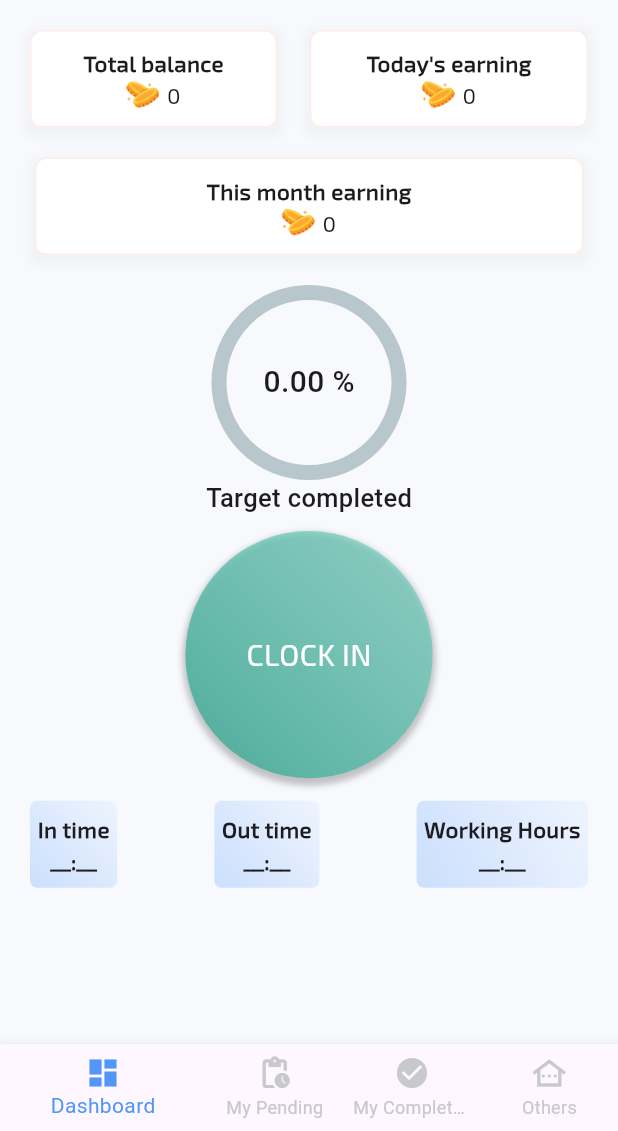
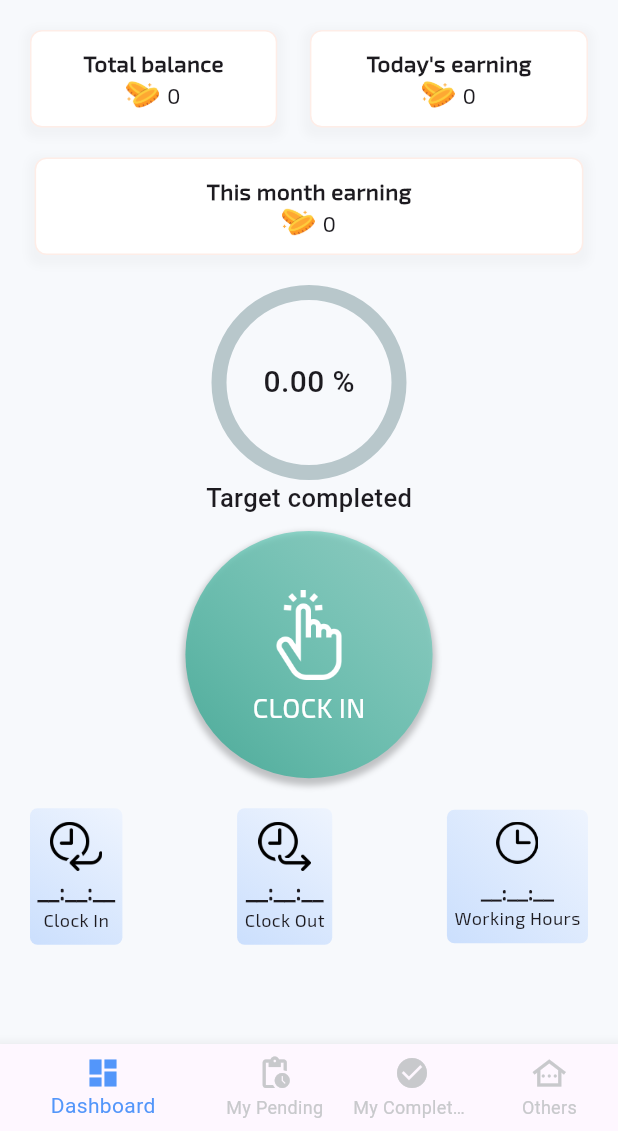
Before and after one commit to BurhanArif2611/vahan-cleaner, a Flutter app: the HomeScreen screen opened by its route, on a phone screen of 412 x 824 dp, the part 105-1236 px from its top. Run offline on Flutter 3.47's test engine with Material 3 defaults, Android fonts, the light colour scheme and no system bars; drawn by our look-alikes of percent_indicator; our stand-ins replace flutter_image_compress, flutter_screenutil, form_field_validator, geolocator, get, get_storage and 1 more; accounts and stored records are empty; network calls fail.

Commit message:
Set the attendance data and Improve the UI on dashboard page.

```diff
--- a/lib/screen/home_page/home_page_screen.dart
+++ b/lib/screen/home_page/home_page_screen.dart
@@ -5,8 +5,10 @@ import '../../get_controller_builder.dart';
 import '../../models/view_pending_subscription_response.dart';
 import '../../utils/colors.dart';
 import '../../utils/font_family.dart';
+import '../../utils/snackbar.dart';
 import '../../widget/common_app_bar.dart';
 import 'home_page_widget/dashboard_screen/dashboard_screen.dart';
+import 'home_page_widget/dashboard_screen/dashboard_screen_controller.dart';
 import 'home_page_widget/other_subscription_screen/other_subscription_screen.dart';
 import 'home_page_widget/pending_subscription_screen/pending_subscription_controller.dart';
 import 'home_page_widget/complete_subscription_screen/complete_subscription_screen.dart';
@@ -20,6 +22,7 @@ class HomeScreen extends StatefulWidget {
 }
 
 class _HomeScreenState extends State<HomeScreen> {
+  DashBoardScreenController dashBoardScreenController = Get.put(DashBoardScreenController());
   int selectedIndex = 0;
 
   /// List of screens for each bottom navigation bar item
@@ -48,7 +51,11 @@ class _HomeScreenState extends State<HomeScreen> {
       appBar: PreferredSize(
           preferredSize: const Size.fromHeight(70.0),
           child: CustomAppBar(isBack: false)),
-      bottomNavigationBar: BottomNavigationBar(
+      bottomNavigationBar: GetBuilder(
+          init: dashBoardScreenController,
+          id: GetXControllerBuilders.dashBoardScreenController,
+          builder: (controller) {
+          return BottomNavigationBar(
             items: const <BottomNavigationBarItem>[
               BottomNavigationBarItem(
                 icon: Icon(Icons.dashboard),
@@ -78,7 +85,15 @@ class _HomeScreenState extends State<HomeScreen> {
             selectedItemColor:  AppColor.primary,
             unselectedItemColor:  AppColor.neutral_500,
             backgroundColor: AppColor.orange_300,
-        onTap: onItemTapped,
+            onTap: (index) {
+              if(controller.clockInTime.isNotEmpty) {
+                  onItemTapped(index);
+                } else {
+                setSnackBar("Clock in first to proceed.", context, false);
+              }
+              },
+          );
+        }
       ),
       body: screens[selectedIndex],
     );
--- a/lib/screen/home_page/home_page_widget/dashboard_screen/dashboard_screen.dart
+++ b/lib/screen/home_page/home_page_widget/dashboard_screen/dashboard_screen.dart
@@ -1,6 +1,4 @@
-import 'package:flutter/cupertino.dart';
 import 'package:flutter/material.dart';
-import 'package:flutter/widgets.dart';
 import 'package:get/get.dart';
 import 'package:percent_indicator/circular_percent_indicator.dart';
 import 'package:vahan_cleaner/screen/home_page/home_page_widget/dashboard_screen/dashboard_screen_controller.dart';
@@ -17,7 +15,6 @@ class DashBoardScreen extends StatefulWidget {
 }
 
 class _DashBoardScreenState extends State<DashBoardScreen> {
-
   DashBoardScreenController dashBoardScreenController = Get.put(DashBoardScreenController());
 
   @override
@@ -246,7 +243,9 @@ class _DashBoardScreenState extends State<DashBoardScreen> {
                         children: [
                           GestureDetector(
                             onTap: () {
-                              controller.clockINOut(context);
+                              controller.workingHr.isNotEmpty && controller.clockOutTime.isNotEmpty
+                              ? {}
+                              : controller.clockINOut(context);
                             },
                             child: Container(
                               width: MediaQuery.of(context).size.width * 0.4,
@@ -256,7 +255,10 @@ class _DashBoardScreenState extends State<DashBoardScreen> {
                                 gradient: LinearGradient(
                                   begin: Alignment.topRight,
                                   end: Alignment.bottomLeft,
-                                  colors: !controller.isMark
+                                  colors: controller.workingHr.isNotEmpty
+                                      ? [AppColor.neutral_400.withOpacity(0.5),
+                                         AppColor.neutral_500]
+                                      : controller.clockInTime.isEmpty
                                       ? [AppColor.green_400.withOpacity(0.5),
                                          AppColor.green_500]
                                       : [AppColor.red_400.withOpacity(0.5),
@@ -271,21 +273,32 @@ class _DashBoardScreenState extends State<DashBoardScreen> {
                                   ),
                                 ],
                               ),
-                              child: Center(
-                                child: Text(!controller.isMark ? "CLOCK IN" : "CLOCK OUT",
+                              child: Column(
+                                mainAxisAlignment: MainAxisAlignment.center,
+                                children: [
+                                  Image.asset("Assets/Images/click.png",
+                                    height: 70,
+                                    width: 60,
+                                    color: AppColor.neutral_100,
+                                    errorBuilder: (context, error, stackTrace) {
+                                      return const Center(child: Icon(Icons.error_outline, color: AppColor.red, size: 25));
+                                    },
+                                  ),
+                                  Text(controller.workingHr.isNotEmpty ? "CLOCK" : controller.clockInTime.isEmpty ?"CLOCK IN" : "CLOCK OUT",
                                   style: TextStyle(
                                     color: AppColor.neutral_100,
                                     fontFamily: FontFamily.fontFamily,
-                                  fontSize: 20,
+                                    fontSize: 18,
                                     fontWeight: FontWeight.w500
                                   ),
                                   ),
+                                ],
                               ),
                             ),
                           ),
                         ],
                       ),
-                      const SizedBox(height: 15),
+                      const SizedBox(height: 20),
                       Row(
                         mainAxisAlignment: MainAxisAlignment.spaceBetween,
                         children: [
@@ -304,16 +317,20 @@ class _DashBoardScreenState extends State<DashBoardScreen> {
                             ),
                             child: Column(
                               children: [
-                                Text("In time",
+                                Image.asset("Assets/Images/clockIn.png",
+                                  height: 35,
+                                  width: 35,
+                                ),
+                                Text(controller.clockInTime.isNotEmpty ? controller.clockInTime : "__:__:__",
                                   style: TextStyle(
-                                      fontSize: 15,
+                                      fontSize: 16,
                                       fontWeight: FontWeight.w700,
                                       fontFamily: FontFamily.fontFamily),
                                 ),
-                                Text("__:__",
+                                Text("Clock In",
                                   style: TextStyle(
-                                      fontSize: 15,
-                                      fontWeight: FontWeight.w700,
+                                      fontSize: 12,
+                                      fontWeight: FontWeight.w500,
                                       fontFamily: FontFamily.fontFamily),
                                 ),
                               ],
@@ -334,16 +351,20 @@ class _DashBoardScreenState extends State<DashBoardScreen> {
                             ),
                             child: Column(
                               children: [
-                                Text("Out time",
+                                Image.asset("Assets/Images/clockOut.png",
+                                  height: 35,
+                                  width: 35,
+                                ),
+                                Text(controller.clockOutTime.isNotEmpty ? controller.clockOutTime : "__:__:__",
                                   style: TextStyle(
-                                      fontSize: 15,
+                                      fontSize: 16,
                                       fontWeight: FontWeight.w700,
                                       fontFamily: FontFamily.fontFamily),
                                 ),
-                                Text("__:__",
+                                Text("Clock Out",
                                   style: TextStyle(
-                                      fontSize: 15,
-                                      fontWeight: FontWeight.w700,
+                                      fontSize: 12,
+                                      fontWeight: FontWeight.w500,
                                       fontFamily: FontFamily.fontFamily),
                                 ),
                               ],
@@ -364,18 +385,32 @@ class _DashBoardScreenState extends State<DashBoardScreen> {
                             ),
                             child: Column(
                               children: [
-                                Text("Working Hours",
+                                SizedBox(
+                                  height: 35,
+                                  width: 35,
+                                  child: Column(
+                                    mainAxisAlignment: MainAxisAlignment.start,
+                                    children: [
+                                      Image.asset("Assets/Images/clockPause.png",
+                                        height: 28,
+                                        width: 28,
+                                      ),
+                                    ],
+                                  ),
+                                ),
+                                Text(controller.workingHr.isNotEmpty ? controller.workingHr : "__:__:__",
                                   style: TextStyle(
                                       fontSize: 15,
                                       fontWeight: FontWeight.w700,
                                       fontFamily: FontFamily.fontFamily),
                                 ),
-                                Text("__:__",
+                                Text("Working Hours",
                                   style: TextStyle(
-                                      fontSize: 15,
-                                      fontWeight: FontWeight.w700,
+                                      fontSize: 12,
+                                      fontWeight: FontWeight.w500,
                                       fontFamily: FontFamily.fontFamily),
                                 ),
+
                               ],
                             ),
                           ),
```
Also changed, not shown: lib/models/get_dashBoard_data_model.dart (+9 -1 lines), lib/screen/home_page/home_page_widget/dashboard_screen/dashboard_screen_controller.dart (+21 -5 lines), lib/widget/common_app_bar.dart (+35 -9 lines), Assets/Images/click.png (added), Assets/Images/clockIn.png (added), Assets/Images/clockOut.png (added), Assets/Images/clockPause.png (added). Lines whose indentation alone changed are shown as unchanged.
